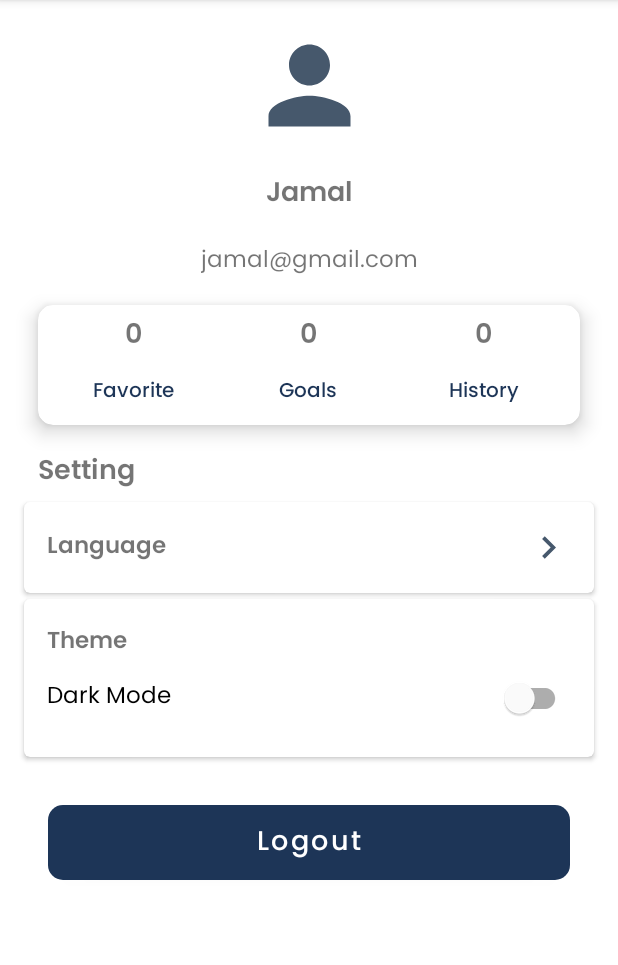
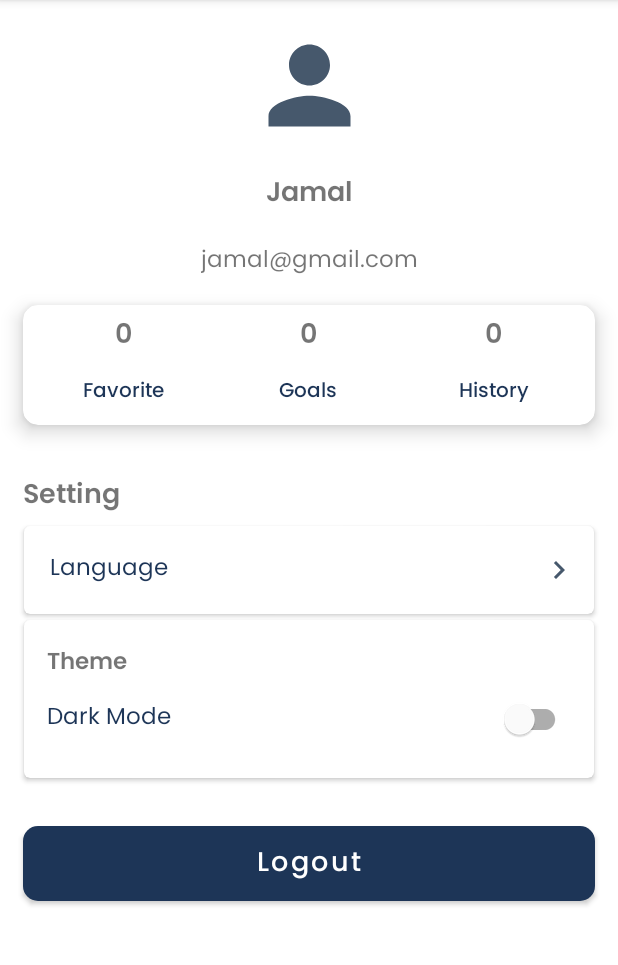
Before and after one commit to nabilah1001/Notogo-MD, an Android app: the AccountActivity screen opened directly, with no data from a screen before it, on a phone screen of 412 x 824 dp, the part 84-1049 px from its top. Run offline under Robolectric (Android 15) with nearby library versions, the phone set to English and light mode, and no system bars.

Commit message:
Revisi dikit

```diff
--- a/app/src/main/res/layout/activity_account.xml
+++ b/app/src/main/res/layout/activity_account.xml
@@ -17,8 +17,6 @@
         app:layout_constraintStart_toStartOf="parent"
         app:layout_constraintTop_toTopOf="parent"
         android:src="@drawable/ic_person"/>
-<!--        tools:src="@tools:sample/avatars"-->
-<!--        tools:ignore="ContentDescription" -->
 
     <TextView
         android:id="@+id/tv_name"
@@ -48,8 +46,8 @@
         android:id="@+id/card_view"
         android:layout_width="match_parent"
         android:layout_height="80dp"
-        android:layout_marginLeft="25dp"
-        android:layout_marginRight="25dp"
+        android:layout_marginLeft="15dp"
+        android:layout_marginRight="15dp"
         android:layout_marginTop="16dp"
         app:cardCornerRadius="10dp"
         app:cardElevation="8dp"
@@ -182,8 +180,8 @@
         android:id="@+id/textView"
         android:layout_width="wrap_content"
         android:layout_height="wrap_content"
-        android:layout_marginTop="16dp"
-        android:layout_marginStart="25dp"
+        android:layout_marginTop="32dp"
+        android:layout_marginStart="15dp"
         android:text="Setting"
         android:textSize="18sp"
         android:fontFamily="@font/ppsemibold"
@@ -209,7 +207,7 @@
             android:layout_height="match_parent"
             android:gravity="center"
             android:orientation="horizontal"
-            android:padding="15dp"
+            android:padding="5dp"
             tools:ignore="DisableBaselineAlignment">
 
             <LinearLayout
@@ -218,30 +216,51 @@
                 android:layout_weight="1"
                 android:orientation="vertical">
 
-                <TextView
-                    android:layout_width="wrap_content"
+                <Button
+                    android:id="@+id/languageButton"
+                    style="@style/Widget.Material3.Button.TextButton"
+                    android:layout_width="375dp"
                     android:layout_height="wrap_content"
+                    android:textAlignment="textStart"
+                    android:fontFamily="@font/ppregular"
                     android:text="Language"
-                    android:textSize="15sp"
-                    android:fontFamily="@font/ppsemibold"
-                    tools:ignore="HardcodedText" />
+                    android:drawableRight="@drawable/ic_arrow_right"
+                    android:textSize="15sp"/>
+
+<!--                <TextView-->
+<!--                    android:layout_width="wrap_content"-->
+<!--                    android:layout_height="wrap_content"-->
+<!--                    android:text="Language"-->
+<!--                    android:textSize="15sp"-->
+<!--                    android:fontFamily="@font/ppsemibold"-->
+<!--                    tools:ignore="HardcodedText" />-->
 
             </LinearLayout>
 
-            <LinearLayout
-                android:layout_width="0dp"
-                android:layout_height="wrap_content"
-                android:layout_weight="1"
-                android:gravity="right"
-                android:orientation="vertical">
+<!--            <LinearLayout-->
+<!--                android:layout_width="0dp"-->
+<!--                android:layout_height="wrap_content"-->
+<!--                android:layout_weight="1"-->
+<!--                android:gravity="right"-->
+<!--                android:orientation="vertical">-->
 
-                <ImageButton
-                    android:id="@+id/arr"
-                    android:layout_width="30dp"
-                    android:layout_height="30dp"
-                    android:background="@drawable/ic_arrow_right"/>
+<!--                <Button-->
+<!--                    android:id="@+id/arrButton"-->
+<!--                    style="@style/Widget.Material3.Button.TextButton"-->
+<!--                    android:layout_width="185dp"-->
+<!--                    android:layout_height="wrap_content"-->
+<!--                    android:textAlignment="textStart"-->
+<!--                    android:fontFamily="@font/ppregular"-->
+<!--                    app:icon="@drawable/ic_arrow_right"-->
+<!--                    android:textSize="15sp"/>-->
 
-            </LinearLayout>
+<!--&lt;!&ndash;                <ImageButton&ndash;&gt;-->
+<!--&lt;!&ndash;                    android:id="@+id/arr"&ndash;&gt;-->
+<!--&lt;!&ndash;                    android:layout_width="30dp"&ndash;&gt;-->
+<!--&lt;!&ndash;                    android:layout_height="30dp"&ndash;&gt;-->
+<!--&lt;!&ndash;                    android:background="@drawable/ic_arrow_right" />&ndash;&gt;-->
+
+<!--            </LinearLayout>-->
 
         </LinearLayout>
 
@@ -288,6 +307,7 @@
                     android:layout_width="match_parent"
                     android:layout_height="wrap_content"
                     android:text="Dark Mode"
+                    android:textColor="@color/blue_1"
                     android:fontFamily="@font/ppregular"
                     android:textSize="15sp"
                     app:layout_constraintLeft_toLeftOf="parent"
@@ -303,9 +323,9 @@
         android:id="@+id/logoutButton"
         android:layout_width="0dp"
         android:layout_height="50dp"
-        android:layout_marginStart="32dp"
+        android:layout_marginStart="15dp"
         android:layout_marginTop="32dp"
-        android:layout_marginEnd="32dp"
+        android:layout_marginEnd="15dp"
         android:text="@string/logout"
         android:fontFamily="@font/ppmedium"
         android:textSize="18sp"
--- a/app/src/main/res/layout/activity_login.xml
+++ b/app/src/main/res/layout/activity_login.xml
@@ -59,6 +59,10 @@
         android:layout_height="wrap_content"
         android:layout_marginStart="32dp"
         android:layout_marginEnd="32dp"
+        android:textColorHint="@color/blue_1"
+        app:boxStrokeWidth="2dp"
+        app:boxStrokeColor="@color/black"
+        app:startIconTint="@color/black"
         app:layout_constraintEnd_toEndOf="parent"
         app:layout_constraintStart_toStartOf="parent"
         app:layout_constraintTop_toBottomOf="@+id/emailTextView"
--- a/app/src/main/res/layout/activity_user_preferences.xml
+++ b/app/src/main/res/layout/activity_user_preferences.xml
@@ -39,7 +39,7 @@
 
     <LinearLayout
         android:layout_width="match_parent"
-        android:layout_height="350dp"
+        android:layout_height="wrap_content"
         android:orientation="vertical"
         app:layout_constraintBottom_toTopOf="@+id/getStartedButton"
         app:layout_constraintEnd_toEndOf="parent"
@@ -362,7 +362,6 @@
         </com.google.android.material.chip.ChipGroup>
     </LinearLayout>
 
-
     <Button
         android:id="@+id/getStartedButton"
         android:layout_width="wrap_content"
@@ -379,5 +378,4 @@
         app:layout_constraintBottom_toBottomOf="parent"
         app:layout_constraintEnd_toEndOf="parent" />
 
-
 </androidx.constraintlayout.widget.ConstraintLayout>
--- a/app/src/main/res/values/themes.xml
+++ b/app/src/main/res/values/themes.xml
@@ -14,8 +14,4 @@
         <!-- Customize your theme here. -->
     </style>
 
-<!--    <style name="chipTextAppearance" parent="TextAppearance.MaterialComponents.Chip">-->
-<!--        <item name="android:textSize">15sp</item>-->
-<!--        <item name="android:fontFamily">@font/ppsemibold</item>-->
-<!--    </style>-->
 </resources>
```
Also changed, not shown: app/src/main/res/layout/fragment_recommend.xml (+20 -18 lines).
